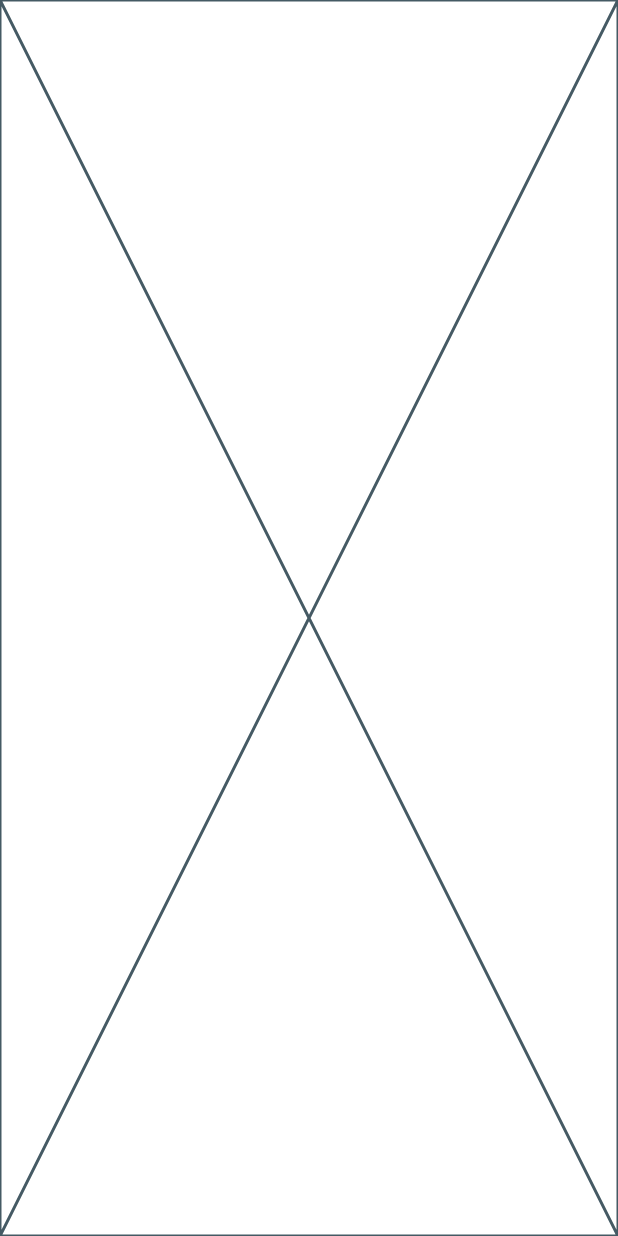
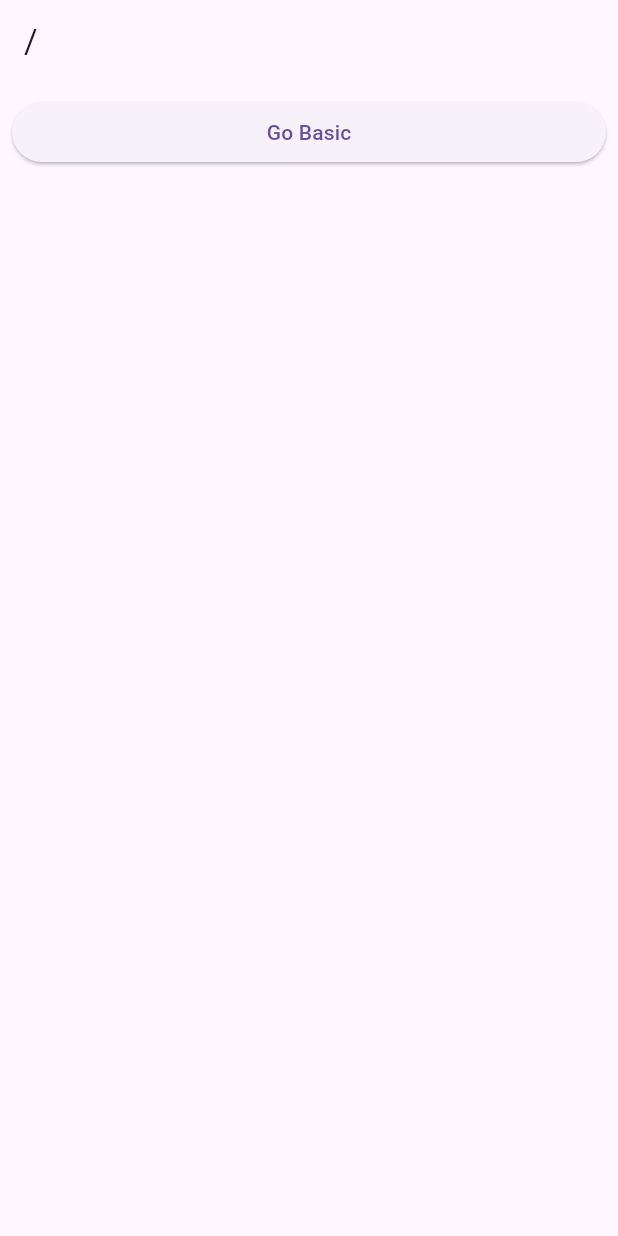
Before and after one commit to SiHyun-Lee113/Flutter_go_router, a Flutter app: the screen it shows after launch, on a phone screen of 412 x 824 dp. Run offline on Flutter 3.47's test engine with Material 3 defaults, Android fonts, the phone set to English and light mode, and no system bars; our stand-ins replace go_router.

Commit message:
[feat] go_router context.go

```diff
--- /dev/null
+++ b/lib/layout/default_layout.dart
@@ -0,0 +1,24 @@
+import 'package:flutter/material.dart';
+import 'package:go_router/go_router.dart';
+
+class DefaultLayout extends StatelessWidget {
+  final Widget body;
+
+  const DefaultLayout({
+    super.key,
+    required this.body,
+  });
+
+  @override
+  Widget build(BuildContext context) {
+    return Scaffold(
+      appBar: AppBar(
+        title: Text(GoRouterState.of(context).matchedLocation),
+      ),
+      body: Padding(
+        padding: const EdgeInsets.all(8.0),
+        child: body,
+      ),
+    );
+  }
+}
--- a/lib/main.dart
+++ b/lib/main.dart
@@ -1,4 +1,5 @@
 import 'package:flutter/material.dart';
+import 'package:go_router_v7/route/router.dart';
 
 void main() {
   runApp(const _App());
@@ -9,6 +10,8 @@ class _App extends StatelessWidget {
 
   @override
   Widget build(BuildContext context) {
-    return const Placeholder();
+    return MaterialApp.router(
+      routerConfig: router,
+    );
   }
 }
--- /dev/null
+++ b/lib/route/1_basic_screen.dart
@@ -0,0 +1,15 @@
+import 'package:flutter/material.dart';
+import 'package:go_router_v7/layout/default_layout.dart';
+
+class BasicScreen extends StatelessWidget {
+  const BasicScreen({super.key});
+
+  @override
+  Widget build(BuildContext context) {
+    return DefaultLayout(
+      body: Column(
+        children: [],
+      ),
+    );
+  }
+}
--- /dev/null
+++ b/lib/route/router.dart
@@ -0,0 +1,24 @@
+import 'package:go_router/go_router.dart';
+import 'package:go_router_v7/route/1_basic_screen.dart';
+import 'package:go_router_v7/screens/root_screen.dart';
+
+// https://blog.test.com/ -> / -> path
+// https://blog.test.com/flutter -> flutter
+final router = GoRouter(
+  routes: [
+    GoRoute(
+      path: '/',
+      builder: (context, state) {
+        return RootScreen();
+      },
+      routes: [
+        GoRoute(
+          path: 'basic',
+          builder: (context, state) {
+            return BasicScreen();
+          },
+        ),
+      ],
+    ),
+  ],
+);
--- /dev/null
+++ b/lib/screens/root_screen.dart
@@ -0,0 +1,23 @@
+import 'package:flutter/material.dart';
+import 'package:go_router/go_router.dart';
+import 'package:go_router_v7/layout/default_layout.dart';
+
+class RootScreen extends StatelessWidget {
+  const RootScreen({super.key});
+
+  @override
+  Widget build(BuildContext context) {
+    return DefaultLayout(
+      body: ListView(
+        children: [
+          ElevatedButton(
+            onPressed: () {
+              context.go('/basic');
+            },
+            child: Text('Go Basic'),
+          ),
+        ],
+      ),
+    );
+  }
+}
```
